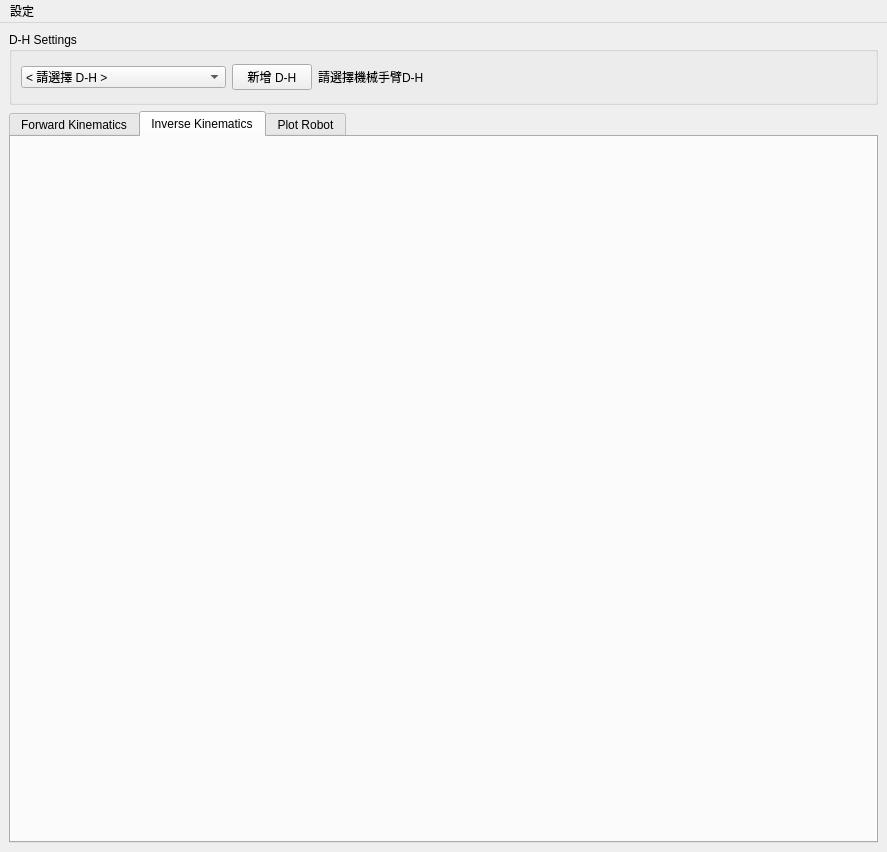
CKAyano/robotck, file pyside_files/ui/main_window.ui: the form before one commit.
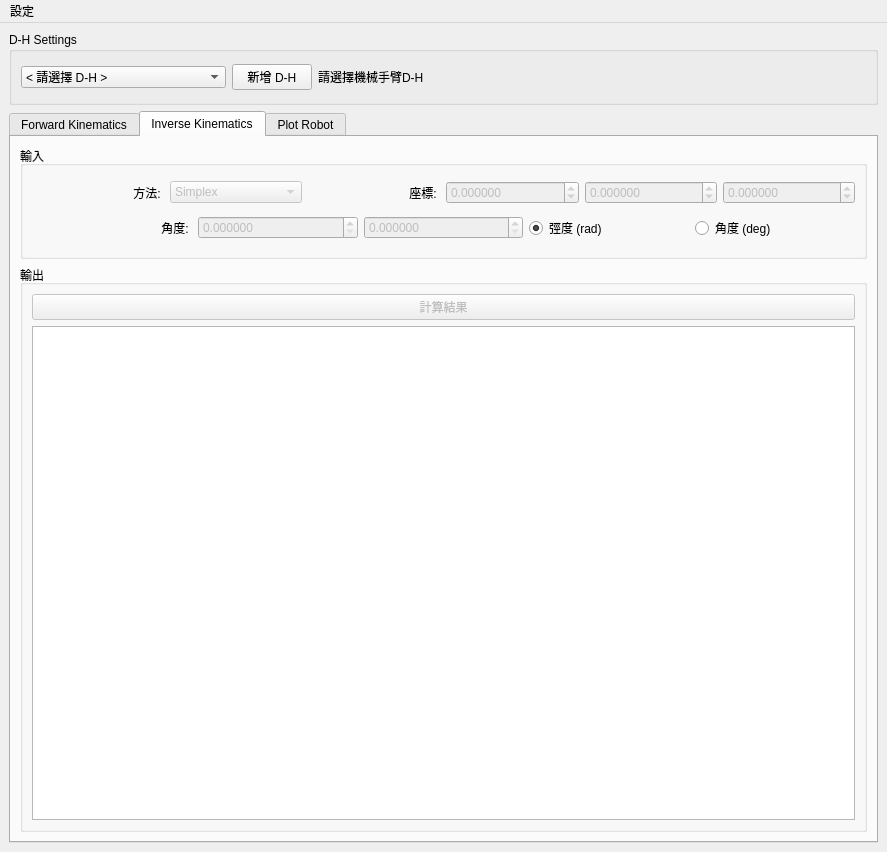
The form after the commit. The open tabs and pages were chosen to show the change.

What changed in the file:
```diff
--- a/pyside_files/ui/main_window.ui
+++ b/pyside_files/ui/main_window.ui
@@ -194,6 +194,182 @@
          <attribute name="title">
           <string>Inverse Kinematics</string>
          </attribute>
+         <layout class="QVBoxLayout" name="verticalLayout" stretch="2,10">
+          <item>
+           <widget class="QGroupBox" name="groupBox_ik_input">
+            <property name="title">
+             <string>輸入</string>
+            </property>
+            <layout class="QVBoxLayout" name="verticalLayout_4">
+             <item>
+              <layout class="QHBoxLayout" name="horizontalLayout_ik_input">
+               <item>
+                <widget class="QLabel" name="label_ik_method">
+                 <property name="text">
+                  <string>方法: </string>
+                 </property>
+                 <property name="alignment">
+                  <set>Qt::AlignRight|Qt::AlignTrailing|Qt::AlignVCenter</set>
+                 </property>
+                </widget>
+               </item>
+               <item>
+                <widget class="QComboBox" name="comboBox_ik_method">
+                 <property name="enabled">
+                  <bool>false</bool>
+                 </property>
+                 <property name="editable">
+                  <bool>false</bool>
+                 </property>
+                 <item>
+                  <property name="text">
+                   <string>Simplex</string>
+                  </property>
+                 </item>
+                 <item>
+                  <property name="text">
+                   <string>Pieper</string>
+                  </property>
+                 </item>
+                </widget>
+               </item>
+               <item>
+                <widget class="QLabel" name="label_ik_coord">
+                 <property name="text">
+                  <string>座標: </string>
+                 </property>
+                 <property name="alignment">
+                  <set>Qt::AlignRight|Qt::AlignTrailing|Qt::AlignVCenter</set>
+                 </property>
+                </widget>
+               </item>
+               <item>
+                <widget class="QDoubleSpinBox" name="doubleSpinBox_ik_x">
+                 <property name="enabled">
+                  <bool>false</bool>
+                 </property>
+                 <property name="decimals">
+                  <number>6</number>
+                 </property>
+                 <property name="minimum">
+                  <double>-100000.000000000000000</double>
+                 </property>
+                 <property name="maximum">
+                  <double>100000.000000000000000</double>
+                 </property>
+                </widget>
+               </item>
+               <item>
+                <widget class="QDoubleSpinBox" name="doubleSpinBox_ik_y">
+                 <property name="enabled">
+                  <bool>false</bool>
+                 </property>
+                 <property name="decimals">
+                  <number>6</number>
+                 </property>
+                 <property name="minimum">
+                  <double>-100000.000000000000000</double>
+                 </property>
+                 <property name="maximum">
+                  <double>100000.000000000000000</double>
+                 </property>
+                </widget>
+               </item>
+               <item>
+                <widget class="QDoubleSpinBox" name="doubleSpinBox_ik_z">
+                 <property name="enabled">
+                  <bool>false</bool>
+                 </property>
+                 <property name="decimals">
+                  <number>6</number>
+                 </property>
+                 <property name="minimum">
+                  <double>-100000.000000000000000</double>
+                 </property>
+                 <property name="maximum">
+                  <double>100000.000000000000000</double>
+                 </property>
+                </widget>
+               </item>
+              </layout>
+             </item>
+             <item>
+              <layout class="QHBoxLayout" name="horizontalLayout_ik_initAngle">
+               <item>
+                <widget class="QLabel" name="label_ik_init_angle">
+                 <property name="text">
+                  <string>角度: </string>
+                 </property>
+                 <property name="alignment">
+                  <set>Qt::AlignRight|Qt::AlignTrailing|Qt::AlignVCenter</set>
+                 </property>
+                </widget>
+               </item>
+               <item>
+                <widget class="QDoubleSpinBox" name="doubleSpinBox_ik_init_j1">
+                 <property name="enabled">
+                  <bool>false</bool>
+                 </property>
+                 <property name="decimals">
+                  <number>6</number>
+                 </property>
+                </widget>
+               </item>
+               <item>
+                <widget class="QDoubleSpinBox" name="doubleSpinBox_ik_init_j2">
+                 <property name="enabled">
+                  <bool>false</bool>
+                 </property>
+                 <property name="decimals">
+                  <number>6</number>
+                 </property>
+                </widget>
+               </item>
+               <item>
+                <widget class="QRadioButton" name="radioButton_ik_rad">
+                 <property name="text">
+                  <string>弳度 (rad)</string>
+                 </property>
+                 <property name="checked">
+                  <bool>true</bool>
+                 </property>
+                </widget>
+               </item>
+               <item>
+                <widget class="QRadioButton" name="radioButton_ik_deg">
+                 <property name="text">
+                  <string>角度 (deg)</string>
+                 </property>
+                </widget>
+               </item>
+              </layout>
+             </item>
+            </layout>
+           </widget>
+          </item>
+          <item>
+           <widget class="QGroupBox" name="groupBox_ik_output">
+            <property name="title">
+             <string>輸出</string>
+            </property>
+            <layout class="QVBoxLayout" name="verticalLayout_2">
+             <item>
+              <widget class="QPushButton" name="pushButton_ik_result">
+               <property name="enabled">
+                <bool>false</bool>
+               </property>
+               <property name="text">
+                <string>計算結果</string>
+               </property>
+              </widget>
+             </item>
+             <item>
+              <widget class="QTextBrowser" name="textBrowser"/>
+             </item>
+            </layout>
+           </widget>
+          </item>
+         </layout>
         </widget>
         <widget class="QWidget" name="tab_plot">
          <attribute name="title">
```
Left out of the diff: 9 changed lines with no effect on the pictures.
